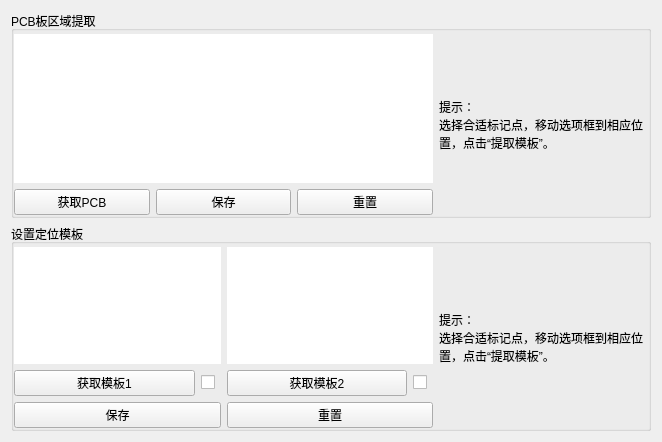
The window that ui/pcb_location.ui (xiashu-tech-sh/AOI-IE) describes before a commit, drawn with Qt 5.
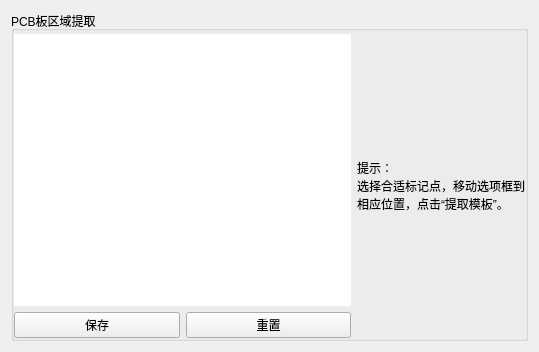
The same window after the commit.

```diff
--- a/ui/pcb_location.ui
+++ b/ui/pcb_location.ui
@@ -6,14 +6,14 @@
    <rect>
     <x>0</x>
     <y>0</y>
-    <width>662</width>
-    <height>442</height>
+    <width>539</width>
+    <height>352</height>
    </rect>
   </property>
   <property name="windowTitle">
    <string>Form</string>
   </property>
-  <layout class="QVBoxLayout" name="verticalLayout_2" stretch="1,1">
+  <layout class="QVBoxLayout" name="verticalLayout_2" stretch="1">
    <item>
     <widget class="QGroupBox" name="groupbox_2">
      <property name="title">
@@ -55,13 +55,6 @@
         </item>
         <item>
          <layout class="QHBoxLayout" name="horizontalLayout_2">
-          <item>
-           <widget class="QPushButton" name="getPCBButton">
-            <property name="text">
-             <string>获取PCB</string>
-            </property>
-           </widget>
-          </item>
           <item>
            <widget class="QPushButton" name="savePCBButton">
             <property name="text">
@@ -97,127 +90,6 @@
      </layout>
     </widget>
    </item>
-   <item>
-    <widget class="QGroupBox" name="groupbox_1">
-     <property name="title">
-      <string>设置定位模板</string>
-     </property>
-     <layout class="QHBoxLayout" name="horizontalLayout_5" stretch="2,1">
-      <property name="leftMargin">
-       <number>0</number>
-      </property>
-      <property name="topMargin">
-       <number>3</number>
-      </property>
-      <property name="rightMargin">
-       <number>0</number>
-      </property>
-      <property name="bottomMargin">
-       <number>0</number>
-      </property>
-      <item>
-       <layout class="QGridLayout" name="gridLayout" rowstretch="1,0,0">
-        <item row="0" column="0">
-         <widget class="QLabel" name="templateLabel_1">
-          <property name="styleSheet">
-           <string notr="true">background-color: rgb(255, 255, 255);</string>
-          </property>
-          <property name="text">
-           <string/>
-          </property>
-          <property name="alignment">
-           <set>Qt::AlignCenter</set>
-          </property>
-         </widget>
-        </item>
-        <item row="0" column="1">
-         <widget class="QLabel" name="templateLabel_2">
-          <property name="styleSheet">
-           <string notr="true">background-color: rgb(255, 255, 255);</string>
-          </property>
-          <property name="text">
-           <string/>
-          </property>
-          <property name="alignment">
-           <set>Qt::AlignCenter</set>
-          </property>
-         </widget>
-        </item>
-        <item row="1" column="0">
-         <layout class="QHBoxLayout" name="horizontalLayout" stretch="1,0">
-          <property name="rightMargin">
-           <number>6</number>
-          </property>
-          <item>
-           <widget class="QPushButton" name="getTemplateButton_1">
-            <property name="text">
-             <string>获取模板1</string>
-            </property>
-           </widget>
-          </item>
-          <item>
-           <widget class="QCheckBox" name="checkBox_1">
-            <property name="text">
-             <string/>
-            </property>
-           </widget>
-          </item>
-         </layout>
-        </item>
-        <item row="1" column="1">
-         <layout class="QHBoxLayout" name="horizontalLayout_4" stretch="1,0">
-          <property name="rightMargin">
-           <number>6</number>
-          </property>
-          <item>
-           <widget class="QPushButton" name="getTemplateButton_2">
-            <property name="text">
-             <string>获取模板2</string>
-            </property>
-           </widget>
-          </item>
-          <item>
-           <widget class="QCheckBox" name="checkBox_2">
-            <property name="text">
-             <string/>
-            </property>
-           </widget>
-          </item>
-         </layout>
-        </item>
-        <item row="2" column="0">
-         <widget class="QPushButton" name="saveTemplateButton">
-          <property name="text">
-           <string>保存</string>
-          </property>
-         </widget>
-        </item>
-        <item row="2" column="1">
-         <widget class="QPushButton" name="resetTemplateButton">
-          <property name="text">
-           <string>重置</string>
-          </property>
-         </widget>
-        </item>
-       </layout>
-      </item>
-      <item>
-       <widget class="QLabel" name="label">
-        <property name="text">
-         <string>提示：
-选择合适标记点，移动选项框到相应位置，点击“提取模板”。</string>
-        </property>
-        <property name="textFormat">
-         <enum>Qt::AutoText</enum>
-        </property>
-        <property name="wordWrap">
-         <bool>true</bool>
-        </property>
-       </widget>
-      </item>
-     </layout>
-    </widget>
-   </item>
   </layout>
  </widget>
  <resources/>
```
